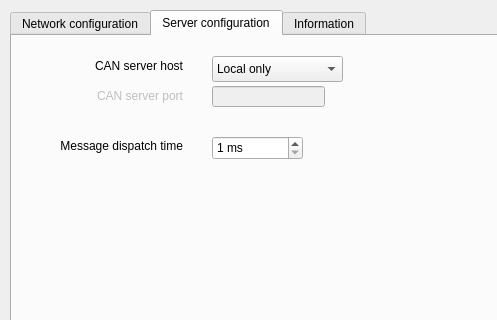
This is source/qcan/applications/server/forms/ServerConfig.ui in canpie/CANpie as Qt 5 draws it before an edit; both pictures show x 0 to 497 and y 0 to 320 of the 640 by 480 pixel window. The edited form follows.
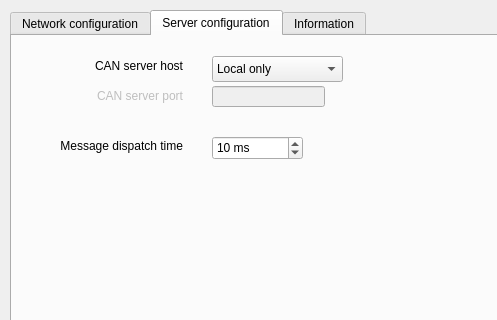
This is the edited form. The open tabs and pages were chosen to show the change. Icons and pictures are not drawn.

Commit message: Default value for Server timing

```diff
--- a/source/qcan/applications/server/forms/ServerConfig.ui
+++ b/source/qcan/applications/server/forms/ServerConfig.ui
@@ -452,11 +452,14 @@
       <string> ms</string>
      </property>
      <property name="minimum">
-      <number>1</number>
+      <number>0</number>
      </property>
      <property name="maximum">
       <number>50</number>
      </property>
+     <property name="value">
+      <number>10</number>
+     </property>
     </widget>
     <widget class="QLineEdit" name="pclEdtSrvPortM">
      <property name="enabled">
```
Left out of the diff: 2 changed lines with no effect on the pictures.
